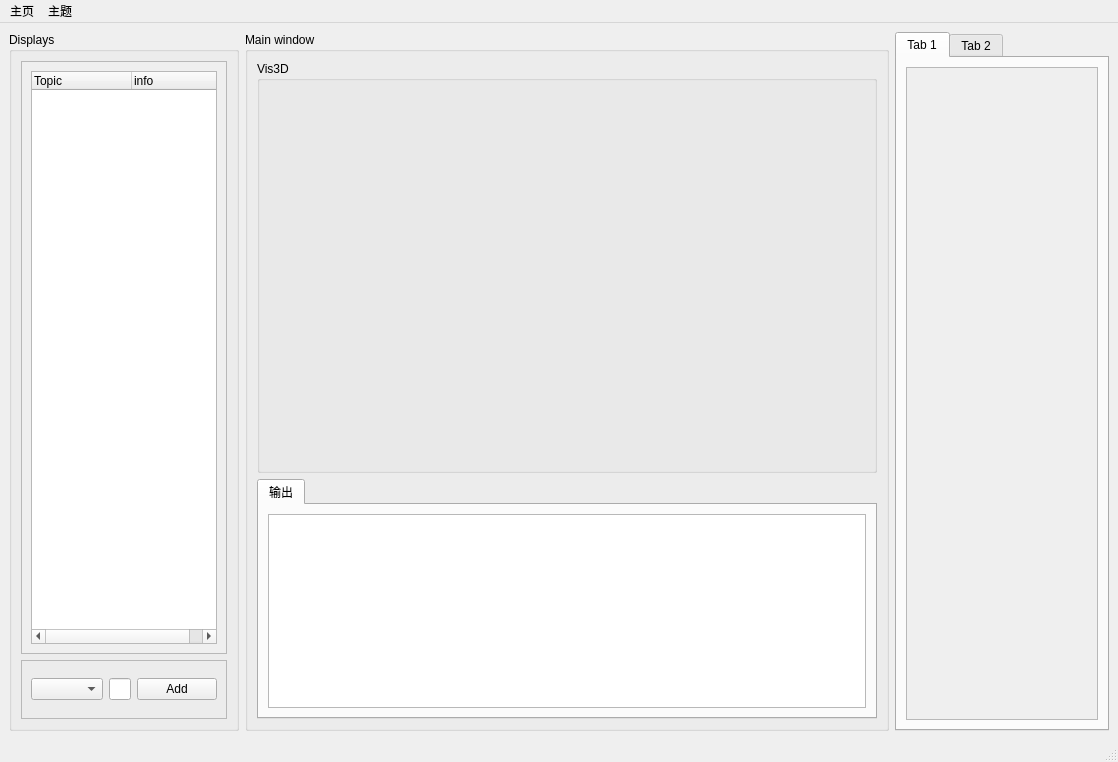
Before: the Qt Designer form config/main.ui in thinkerkey/XiaoqiangStudio, drawn with Qt 5.
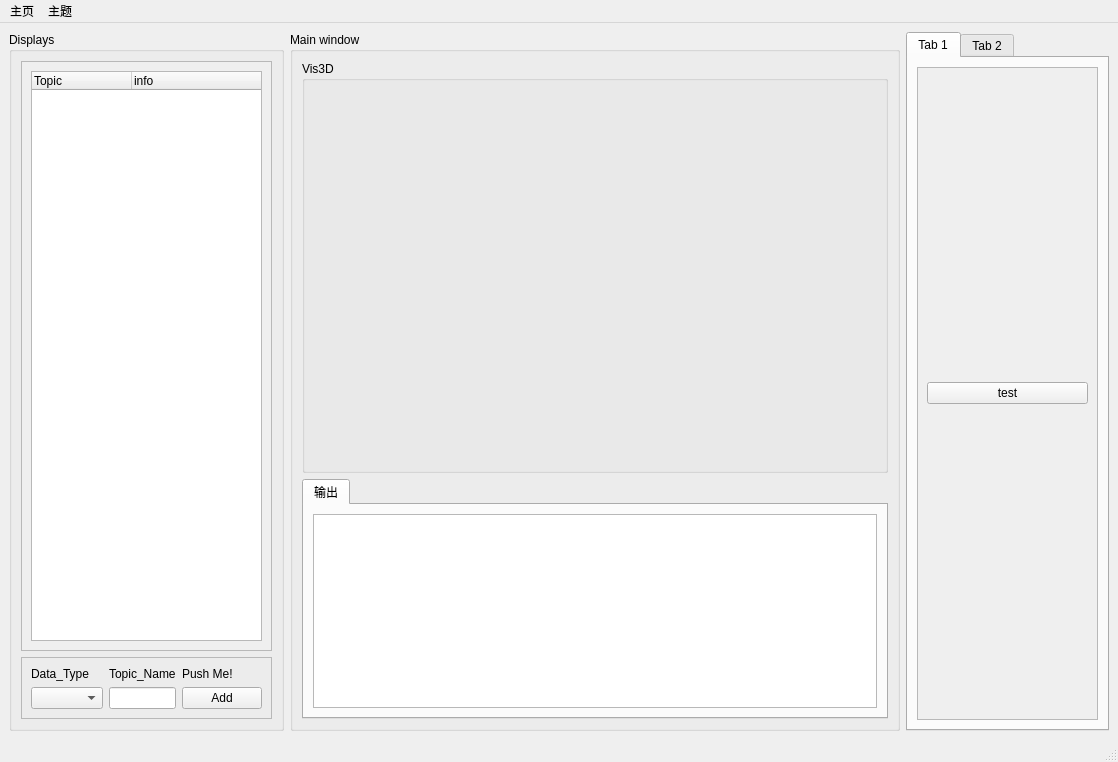
After: the same form once the commit is applied.

Diff of the .ui file:
```diff
--- a/config/main.ui
+++ b/config/main.ui
@@ -31,8 +31,8 @@
            <rect>
             <x>0</x>
             <y>0</y>
-            <width>259</width>
-            <height>588</height>
+            <width>284</width>
+            <height>577</height>
            </rect>
           </property>
           <layout class="QVBoxLayout" name="verticalLayout_6">
@@ -62,20 +62,41 @@
          <property name="frameShadow">
           <enum>QFrame::Raised</enum>
          </property>
-         <layout class="QHBoxLayout" name="horizontalLayout_3">
-          <item>
-           <widget class="QComboBox" name="combox_topic_type"/>
-          </item>
-          <item>
-           <widget class="QLineEdit" name="lineEdit"/>
-          </item>
-          <item>
+         <layout class="QGridLayout" name="gridLayout">
+          <item row="1" column="2">
            <widget class="QPushButton" name="button_add_topic">
             <property name="text">
              <string>Add</string>
             </property>
            </widget>
           </item>
+          <item row="1" column="0">
+           <widget class="QComboBox" name="combox_topic_type"/>
+          </item>
+          <item row="1" column="1">
+           <widget class="QLineEdit" name="need_sub_text"/>
+          </item>
+          <item row="0" column="0">
+           <widget class="QLabel" name="label">
+            <property name="text">
+             <string>Data_Type</string>
+            </property>
+           </widget>
+          </item>
+          <item row="0" column="1">
+           <widget class="QLabel" name="label_2">
+            <property name="text">
+             <string>Topic_Name</string>
+            </property>
+           </widget>
+          </item>
+          <item row="0" column="2">
+           <widget class="QLabel" name="label_3">
+            <property name="text">
+             <string>Push Me!</string>
+            </property>
+           </widget>
+          </item>
          </layout>
         </widget>
        </item>
@@ -136,10 +157,19 @@
             <rect>
              <x>0</x>
              <y>0</y>
-             <width>176</width>
+             <width>170</width>
              <height>638</height>
             </rect>
            </property>
+           <layout class="QVBoxLayout" name="verticalLayout_7">
+            <item>
+             <widget class="QPushButton" name="pushButton">
+              <property name="text">
+               <string>test</string>
+              </property>
+             </widget>
+            </item>
+           </layout>
           </widget>
          </widget>
         </item>
```
Left out of the diff: 4 changed lines with no effect on the pictures.
